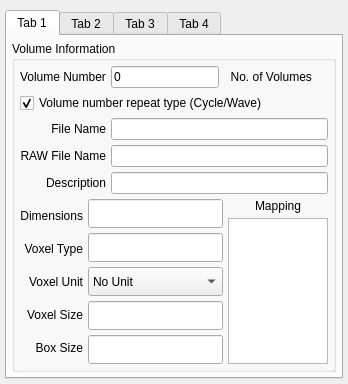
Qt form src/volumeinformation.ui (antonmx/posmotri) before a commit.
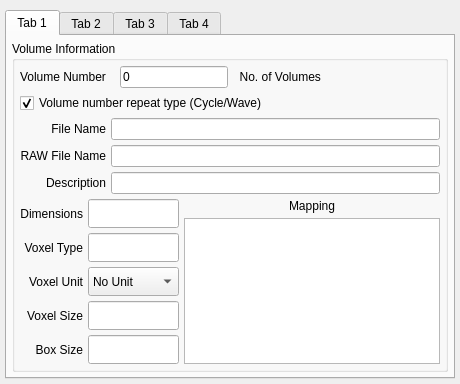
The same form after that commit.

Diff of the .ui file:
```diff
--- a/src/volumeinformation.ui
+++ b/src/volumeinformation.ui
@@ -10,18 +10,8 @@
     <height>384</height>
    </rect>
   </property>
-  <property name="minimumSize">
-   <size>
-    <width>250</width>
-    <height>200</height>
-   </size>
-  </property>
-  <property name="maximumSize">
-   <size>
-    <width>500</width>
-    <height>440</height>
-   </size>
-  </property>
+  
+  
   <property name="focusPolicy">
    <enum>Qt::StrongFocus</enum>
   </property>
@@ -206,12 +196,7 @@
                <layout class="QVBoxLayout">
                 <item>
                  <widget class="QLabel" name="label_8">
-                  <property name="maximumSize">
-                   <size>
-                    <width>16777215</width>
-                    <height>23</height>
-                   </size>
-                  </property>
+                  
                   <property name="text">
                    <string>Dimensions</string>
                   </property>
@@ -222,12 +207,7 @@
                 </item>
                 <item>
                  <widget class="QLabel" name="label_4">
-                  <property name="maximumSize">
-                   <size>
-                    <width>16777215</width>
-                    <height>23</height>
-                   </size>
-                  </property>
+                  
                   <property name="text">
                    <string>Voxel Type</string>
                   </property>
@@ -238,12 +218,7 @@
                 </item>
                 <item>
                  <widget class="QLabel" name="label_5">
-                  <property name="maximumSize">
-                   <size>
-                    <width>16777215</width>
-                    <height>23</height>
-                   </size>
-                  </property>
+                  
                   <property name="text">
                    <string>Voxel Unit</string>
                   </property>
@@ -254,12 +229,7 @@
                 </item>
                 <item>
                  <widget class="QLabel" name="label_6">
-                  <property name="maximumSize">
-                   <size>
-                    <width>16777215</width>
-                    <height>23</height>
-                   </size>
-                  </property>
+                  
                   <property name="text">
                    <string>Voxel Size</string>
                   </property>
@@ -270,12 +240,7 @@
                 </item>
                 <item>
                  <widget class="QLabel" name="label_38">
-                  <property name="maximumSize">
-                   <size>
-                    <width>16777215</width>
-                    <height>23</height>
-                   </size>
-                  </property>
+                  
                   <property name="text">
                    <string>Box Size</string>
                   </property>
@@ -412,18 +377,8 @@
                   <verstretch>0</verstretch>
                  </sizepolicy>
                 </property>
-                <property name="minimumSize">
-                 <size>
-                  <width>80</width>
-                  <height>0</height>
-                 </size>
-                </property>
-                <property name="maximumSize">
-                 <size>
-                  <width>100</width>
-                  <height>16777215</height>
-                 </size>
-                </property>
+                
+                
                </widget>
               </item>
              </layout>
```
Left out of the diff: 147 changed lines with no effect on the pictures.
